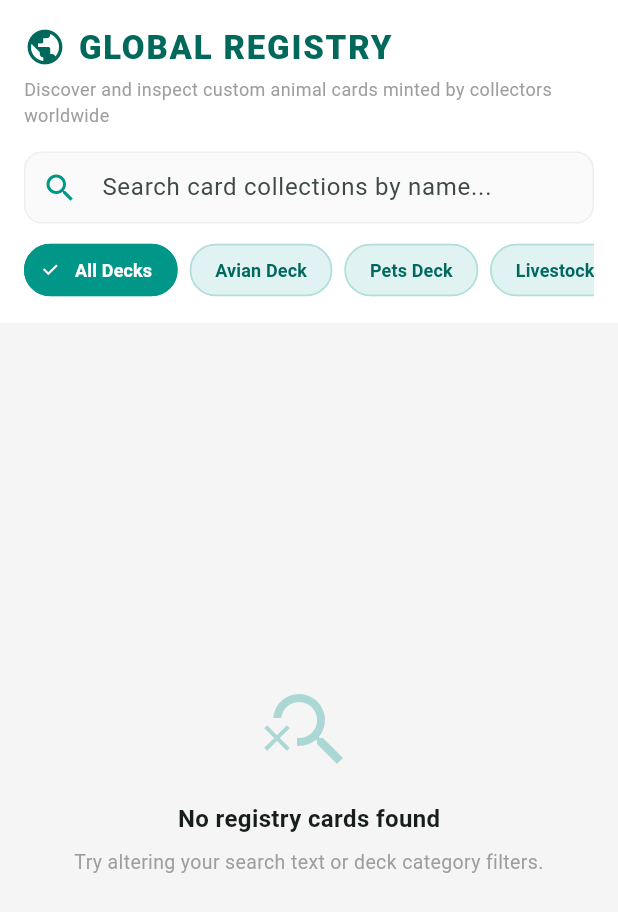
After one commit to Duckxmeta/JustDuckit-app, a Flutter app: the GlobalRegistryScreen screen opened directly, on a phone screen of 412 x 824 dp. The commit adds this screen. Shown: the top 912 px of the screen. Run offline on Flutter 3.47's test engine with Material 3 defaults, Android fonts, the phone set to English and light mode, and no system bars; our stand-ins replace cloud_firestore, firebase_auth, firebase_core, firebase_storage, google_generative_ai, google_sign_in and 2 more; accounts and stored records are empty; network calls fail; Roboto replaces fonts that are missing (Outfit).

Commit message:
Implement GlobalRegistryScreen discovery feed with search filters and read-only ownership validation gates

```diff
--- a/lib/screens/animal_profile_screen.dart
+++ b/lib/screens/animal_profile_screen.dart
@@ -7,6 +7,8 @@ import '../services/card_canvas_service.dart';
 import '../utils/trait_styles.dart';
 import 'lineage_tree_screen.dart';
 import '../widgets/storage_image.dart';
+import 'package:firebase_auth/firebase_auth.dart';
+import '../services/database_service.dart';
 
 class AnimalProfileScreen extends StatefulWidget {
   final Bird animal;
@@ -52,6 +54,54 @@ class _AnimalProfileScreenState extends State<AnimalProfileScreen> {
         backgroundColor: Colors.teal,
         foregroundColor: Colors.white,
         actions: [
+          if (animal.ownerId == FirebaseAuth.instance.currentUser?.uid)
+            IconButton(
+              icon: const Icon(Icons.delete_outline),
+              tooltip: 'Delete Card',
+              onPressed: () async {
+                final confirm = await showDialog<bool>(
+                  context: context,
+                  builder: (context) => AlertDialog(
+                    title: const Text('Delete Card'),
+                    content: Text('Are you sure you want to permanently delete ${animal.name}?'),
+                    actions: [
+                      TextButton(
+                        onPressed: () => Navigator.of(context).pop(false),
+                        child: const Text('Cancel'),
+                      ),
+                      ElevatedButton(
+                        onPressed: () => Navigator.of(context).pop(true),
+                        style: ElevatedButton.styleFrom(backgroundColor: Colors.red),
+                        child: const Text('Delete'),
+                      ),
+                    ],
+                  ),
+                );
+                if (confirm == true) {
+                  try {
+                    await DatabaseService.deleteAnimalCard(animal.id);
+                    if (context.mounted) {
+                      Navigator.of(context).pop();
+                      ScaffoldMessenger.of(context).showSnackBar(
+                        SnackBar(
+                          content: Text('Permanently removed ${animal.name} from collection.'),
+                          backgroundColor: Colors.teal,
+                        ),
+                      );
+                    }
+                  } catch (e) {
+                    if (context.mounted) {
+                      ScaffoldMessenger.of(context).showSnackBar(
+                        SnackBar(
+                          content: Text('Failed to delete card: $e'),
+                          backgroundColor: Colors.redAccent,
+                        ),
+                      );
+                    }
+                  }
+                }
+              },
+            ),
           Padding(
             padding: const EdgeInsets.only(right: 8.0),
             child: _isSharing
--- /dev/null
+++ b/lib/screens/global_registry_screen.dart
@@ -0,0 +1,434 @@
+// lib/screens/global_registry_screen.dart
+
+import 'package:flutter/material.dart';
+import 'package:cloud_firestore/cloud_firestore.dart';
+import '../models/bird.dart';
+import '../services/grading_engine.dart';
+import '../widgets/storage_image.dart';
+import '../utils/trait_styles.dart';
+import 'animal_profile_screen.dart';
+
+class GlobalRegistryScreen extends StatefulWidget {
+  const GlobalRegistryScreen({super.key});
+
+  @override
+  State<GlobalRegistryScreen> createState() => _GlobalRegistryScreenState();
+}
+
+class _GlobalRegistryScreenState extends State<GlobalRegistryScreen> {
+  final TextEditingController _searchController = TextEditingController();
+  String _searchQuery = '';
+  String _selectedDeck = 'All';
+  final List<String> _decks = ['All', 'Avian', 'Pets', 'Livestock', 'Aquatic'];
+
+  @override
+  void dispose() {
+    _searchController.dispose();
+    super.dispose();
+  }
+
+  @override
+  Widget build(BuildContext context) {
+    return Scaffold(
+      backgroundColor: Colors.grey[100],
+      body: SafeArea(
+        child: Column(
+          children: [
+            // Top branding & Search banner
+            Container(
+              color: Colors.white,
+              padding: const EdgeInsets.all(16.0),
+              child: Column(
+                crossAxisAlignment: CrossAxisAlignment.start,
+                children: [
+                  Row(
+                    children: [
+                      Icon(Icons.public, color: Colors.teal.shade800, size: 28),
+                      const SizedBox(width: 8),
+                      Text(
+                        'GLOBAL REGISTRY',
+                        style: TextStyle(
+                          fontFamily: 'Outfit',
+                          fontWeight: FontWeight.w900,
+                          fontSize: 22,
+                          letterSpacing: 1.2,
+                          color: Colors.teal.shade800,
+                        ),
+                      ),
+                    ],
+                  ),
+                  const SizedBox(height: 4),
+                  const Text(
+                    'Discover and inspect custom animal cards minted by collectors worldwide',
+                    style: TextStyle(color: Colors.grey, fontSize: 12),
+                  ),
+                  const SizedBox(height: 16),
+
+                  // Search Bar
+                  TextField(
+                    controller: _searchController,
+                    decoration: InputDecoration(
+                      hintText: 'Search card collections by name...',
+                      prefixIcon: const Icon(Icons.search, color: Colors.teal),
+                      suffixIcon: _searchQuery.isNotEmpty
+                          ? IconButton(
+                              icon: const Icon(Icons.clear),
+                              onPressed: () {
+                                setState(() {
+                                  _searchController.clear();
+                                  _searchQuery = '';
+                                });
+                              },
+                            )
+                          : null,
+                      filled: true,
+                      fillColor: Colors.grey[50],
+                      contentPadding: const EdgeInsets.symmetric(vertical: 0, horizontal: 16),
+                      border: OutlineInputBorder(
+                        borderRadius: BorderRadius.circular(12),
+                        borderSide: BorderSide(color: Colors.grey.shade200),
+                      ),
+                      enabledBorder: OutlineInputBorder(
+                        borderRadius: BorderRadius.circular(12),
+                        borderSide: BorderSide(color: Colors.grey.shade200),
+                      ),
+                      focusedBorder: OutlineInputBorder(
+                        borderRadius: BorderRadius.circular(12),
+                        borderSide: const BorderSide(color: Colors.teal, width: 1.5),
+                      ),
+                    ),
+                    onChanged: (val) {
+                      setState(() {
+                        _searchQuery = val.trim().toLowerCase();
+                      });
+                    },
+                  ),
+                  const SizedBox(height: 12),
+
+                  // Filter Chips
+                  SizedBox(
+                    height: 38,
+                    child: ListView.builder(
+                      scrollDirection: Axis.horizontal,
+                      itemCount: _decks.length,
+                      itemBuilder: (context, index) {
+                        final deck = _decks[index];
+                        final isSelected = _selectedDeck == deck;
+                        return Padding(
+                          padding: const EdgeInsets.only(right: 8.0),
+                          child: FilterChip(
+                            label: Text(
+                              deck == 'All' ? 'All Decks' : '$deck Deck',
+                              style: TextStyle(
+                                fontSize: 12,
+                                fontWeight: FontWeight.bold,
+                                color: isSelected ? Colors.white : Colors.teal.shade800,
+                              ),
+                            ),
+                            selected: isSelected,
+                            selectedColor: Colors.teal,
+                            backgroundColor: Colors.teal.shade50,
+                            checkmarkColor: Colors.white,
+                            shape: RoundedRectangleBorder(
+                              borderRadius: BorderRadius.circular(20),
+                              side: BorderSide(
+                                color: isSelected ? Colors.teal : Colors.teal.shade100,
+                              ),
+                            ),
+                            onSelected: (selected) {
+                              setState(() {
+                                _selectedDeck = deck;
+                              });
+                            },
+                          ),
+                        );
+                      },
+                    ),
+                  ),
+                ],
+              ),
+            ),
+
+            // Registry Stream grid
+            Expanded(
+              child: StreamBuilder<QuerySnapshot>(
+                stream: FirebaseFirestore.instance
+                    .collection('animals')
+                    .snapshots(),
+                builder: (context, snapshot) {
+                  if (snapshot.hasError) {
+                    return Center(
+                      child: Padding(
+                        padding: const EdgeInsets.all(24.0),
+                        child: Text(
+                          'Error loading global registry feed: ${snapshot.error}',
+                          style: const TextStyle(color: Colors.redAccent),
+                        ),
+                      ),
+                    );
+                  }
+                  if (snapshot.connectionState == ConnectionState.waiting) {
+                    return const Center(child: CircularProgressIndicator());
+                  }
+
+                  final allAnimals = snapshot.data!.docs
+                      .map((doc) => Bird.fromFirestore(doc))
+                      .toList();
+
+                  // Client side filter matching search queries
+                  final filteredAnimals = allAnimals.where((animal) {
+                    final matchesSearch = animal.name.toLowerCase().contains(_searchQuery);
+
+                    // Filter matching selected Deck classification
+                    bool matchesDeck = false;
+                    if (_selectedDeck == 'All') {
+                      matchesDeck = true;
+                    } else {
+                      final b = animal.breed.toLowerCase();
+                      final d = _selectedDeck.toLowerCase();
+                      if (b == d) {
+                        matchesDeck = true;
+                      } else {
+                        // Fallbacks mapping legacy breed entries
+                        if (d == 'avian') {
+                          matchesDeck = b.contains('duck') || b.contains('chicken') || b.contains('quail') || b.contains('avian');
+                        } else if (d == 'pets') {
+                          matchesDeck = b.contains('dog') || b.contains('cat') || b.contains('rabbit') || b.contains('pets');
+                        } else if (d == 'livestock') {
+                          matchesDeck = b.contains('pig') || b.contains('goat') || b.contains('cow') || b.contains('livestock');
+                        } else if (d == 'aquatic') {
+                          matchesDeck = b.contains('fish') || b.contains('shrimp') || b.contains('aquatic');
+                        }
+                      }
+                    }
+
+                    return matchesSearch && matchesDeck;
+                  }).toList();
+
+                  if (filteredAnimals.isEmpty) {
+                    return Center(
+                      child: Column(
+                        mainAxisAlignment: MainAxisAlignment.center,
+                        children: [
+                          Icon(Icons.search_off_outlined, size: 64, color: Colors.teal.withOpacity(0.3)),
+                          const SizedBox(height: 16),
+                          const Text(
+                            'No registry cards found',
+                            style: TextStyle(fontWeight: FontWeight.bold, fontSize: 16),
+                          ),
+                          const SizedBox(height: 8),
+                          const Text(
+                            'Try altering your search text or deck category filters.',
+                            textAlign: TextAlign.center,
+                            style: TextStyle(color: Colors.grey, fontSize: 13),
+                          ),
+                        ],
+                      ),
+                    );
+                  }
+
+                  return GridView.builder(
+                    padding: const EdgeInsets.all(16.0),
+                    gridDelegate: const SliverGridDelegateWithMaxCrossAxisExtent(
+                      maxCrossAxisExtent: 400.0,
+                      mainAxisSpacing: 12.0,
+                      crossAxisSpacing: 12.0,
+                      childAspectRatio: 2.7,
+                    ),
+                    itemCount: filteredAnimals.length,
+                    itemBuilder: (context, index) {
+                      final animal = filteredAnimals[index];
+                      return _buildGlobalRegistryCard(context, animal);
+                    },
+                  );
+                },
+              ),
+            ),
+          ],
+        ),
+      ),
+    );
+  }
+
+  Widget _buildGlobalRegistryCard(BuildContext context, Bird animal) {
+    final int hash = animal.breed.hashCode;
+    final double hue = (hash.abs() % 360).toDouble();
+    final Color tagBgColor = HSLColor.fromAHSL(0.08, hue, 0.70, 0.40).toColor();
+    final Color tagTextColor = HSLColor.fromAHSL(1.0, hue, 0.85, 0.30).toColor();
+
+    final sexColor = animal.sex == 'Male'
+        ? Colors.blue.shade600
+        : animal.sex == 'Female'
+            ? Colors.pink.shade600
+            : Colors.grey.shade600;
+
+    return Card(
+      elevation: 0,
+      margin: EdgeInsets.zero,
+      color: Colors.white,
+      shape: RoundedRectangleBorder(
+        borderRadius: BorderRadius.circular(12),
+        side: BorderSide(color: Colors.grey.shade200),
+      ),
+      child: InkWell(
+        onTap: () {
+          Navigator.of(context).push(
+            MaterialPageRoute(
+              builder: (context) => AnimalProfileScreen(animal: animal),
+            ),
+          );
+        },
+        borderRadius: BorderRadius.circular(12),
+        child: Padding(
+          padding: const EdgeInsets.all(10.0),
+          child: Row(
+            children: [
+              // Photo Frame
+              Stack(
+                children: [
+                  Container(
+                    width: 72,
+                    height: 72,
+                    decoration: BoxDecoration(
+                      color: Colors.teal.shade50,
+                      borderRadius: BorderRadius.circular(8),
+                      border: Border.all(color: Colors.grey.shade100),
+                    ),
+                    child: animal.photoUrl != null && animal.photoUrl!.isNotEmpty
+                        ? ClipRRect(
+                            borderRadius: BorderRadius.circular(8),
+                            child: StorageImage(
+                              photoUrl: animal.photoUrl!,
+                              fit: BoxFit.cover,
+                              errorWidget: const Center(
+                                child: Icon(Icons.pets, color: Colors.teal, size: 28),
+                              ),
+                            ),
+                          )
+                        : const Center(
+                            child: Text(
+                              '🐣',
+                              style: TextStyle(fontSize: 28),
+                            ),
+                          ),
+                  ),
+                  Positioned(
+                    top: 2,
+                    left: 2,
+                    child: Container(
+                      padding: const EdgeInsets.symmetric(horizontal: 4, vertical: 1),
+                      decoration: BoxDecoration(
+                        color: Colors.white,
+                        border: Border.all(color: Colors.black87, width: 1.2),
+                        borderRadius: BorderRadius.circular(3),
+                      ),
+                      child: Text(
+                        GradingEngine.calculateGrade(animal).toStringAsFixed(1),
+                        style: const TextStyle(
+                          fontSize: 9,
+                          fontWeight: FontWeight.w900,
+                          color: Colors.black87,
+                        ),
+                      ),
+                    ),
+                  ),
+                ],
+              ),
+              const SizedBox(width: 12),
+
+              // Animal Details
+              Expanded(
+                child: Column(
+                  crossAxisAlignment: CrossAxisAlignment.start,
+                  mainAxisAlignment: MainAxisAlignment.center,
+                  children: [
+                    Text(
+                      animal.name,
+                      style: const TextStyle(
+                        fontWeight: FontWeight.bold,
+                        fontSize: 14,
+                        color: Colors.black87,
+                      ),
+                      maxLines: 1,
+                      overflow: TextOverflow.ellipsis,
+                    ),
+                    const SizedBox(height: 4),
+
+                    // Breed Badge
+                    Container(
+                      padding: const EdgeInsets.symmetric(horizontal: 6, vertical: 2),
+                      decoration: BoxDecoration(
+                        color: tagBgColor,
+                        borderRadius: BorderRadius.circular(6),
+                      ),
+                      child: Text(
+                        animal.breed,
+                        style: TextStyle(
+                          color: tagTextColor,
+                          fontSize: 10,
+                          fontWeight: FontWeight.bold,
+                        ),
+                      ),
+                    ),
+                    const SizedBox(height: 6),
+
+                    // Age / Sex
+                    Row(
+                      children: [
+                        Text(
+                          'Age: ${_calculateAgeText(animal.ageOrHatchDate)}',
+                          style: TextStyle(color: Colors.grey[600], fontSize: 11),
+                        ),
+                        const SizedBox(width: 6),
+                        Icon(
+                          animal.sex == 'Male'
+                              ? Icons.male
+                              : animal.sex == 'Female'
+                                  ? Icons.female
+                                  : Icons.question_mark,
+                          size: 11,
+                          color: sexColor,
+                        ),
+                        const SizedBox(width: 2),
+                        Text(
+                          animal.sex,
+                          style: TextStyle(color: sexColor, fontSize: 11, fontWeight: FontWeight.w500),
+                        ),
+                      ],
+                    ),
+                  ],
+                ),
+              ),
+              const SizedBox(width: 8),
+
+              // Arrow forward chevron
+              Icon(
+                Icons.arrow_forward_ios,
+                size: 14,
+                color: Colors.grey[400],
+              ),
+            ],
+          ),
+        ),
+      ),
+    );
+  }
+
+  String _calculateAgeText(DateTime birthDate) {
+    final difference = DateTime.now().difference(birthDate);
+    final days = difference.inDays;
+    final months = (days / 30.4).floor();
+    if (months < 1) {
+      return '$days d';
+    }
+    if (months < 12) {
+      return '$months m';
+    }
+    final years = (months / 12).floor();
+    final remainingMonths = months % 12;
+    if (remainingMonths == 0) {
+      return '$years y';
+    }
+    return '$years y $remainingMonths m';
+  }
+}
```
Also changed, not shown: lib/screens/home_screen.dart (+27 -3 lines).
